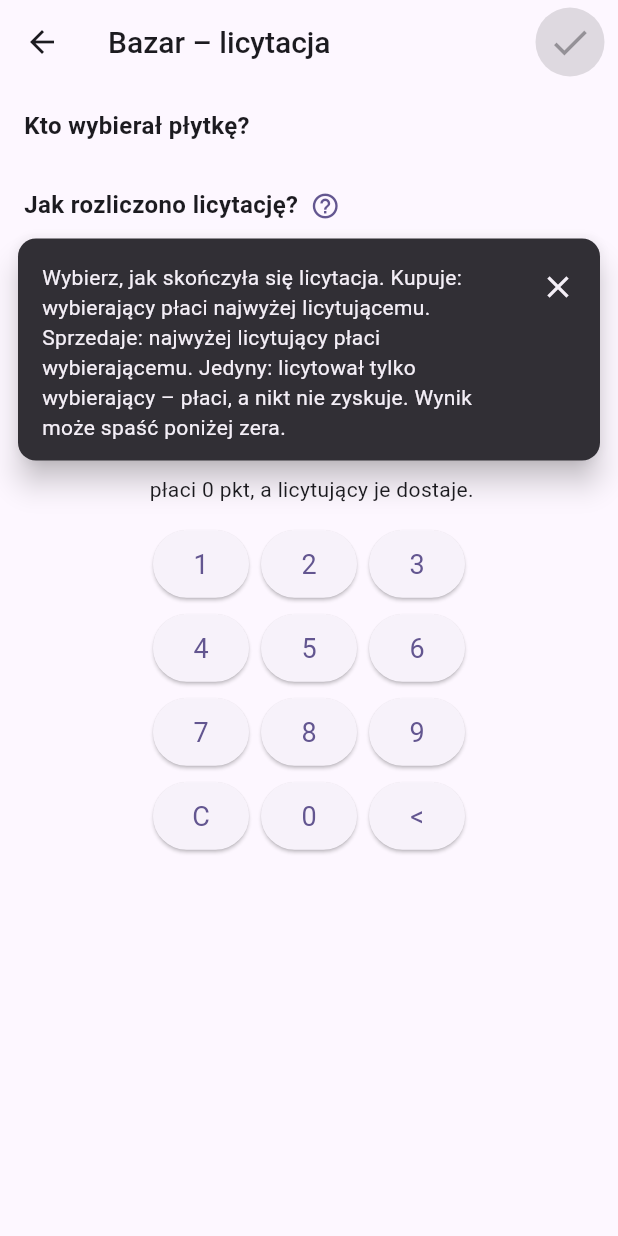
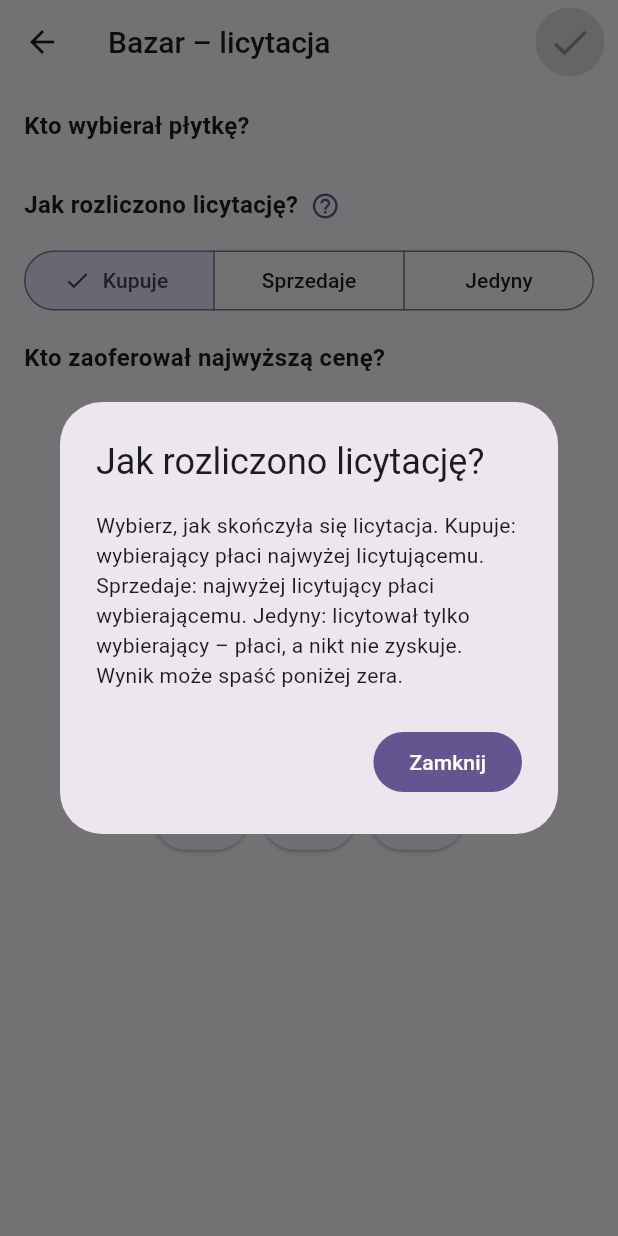
Before and after one commit to WGFizban/CC_NEW, a Flutter app: the BazaarScreen screen opened directly with empty values, after a tap on the "help outline" icon, on a phone screen of 412 x 824 dp. Run offline on Flutter 3.47's test engine with Material 3 defaults, Android fonts, the phone set to English and light mode, and no system bars; our stand-ins replace flutter_colorpicker, flutter_svg, shared_preferences, wakelock_plus; accounts and stored records are empty; generated files the repository leaves out were written again.

Commit message:
Cofnięcie zmiany podpowiedzi (rozważana tylko hipotetycznie)
Co-Authored-By: Claude Sonnet 5.5 <noreply@anthropic.com>
Claude-Session: https://claude.ai/code/session_01P2QWxkXWwGKiSLABjDzL2r

```diff
--- a/lib/screens/history_screen.dart
+++ b/lib/screens/history_screen.dart
@@ -53,11 +53,9 @@ class _HistoryScreenState extends State<HistoryScreen> {
     final text = e.category ?? e.label;
     final type = e.scoringType;
     if (type == null) return Text(text);
-    return Builder(
-      builder: (ctx) => GestureDetector(
-        onTap: () => showHintBubble(ctx, message: text),
-        child: GameIcon(type.iconAsset, size: 28),
-      ),
+    return GestureDetector(
+      onTap: () => showHintDialog(context, message: text),
+      child: GameIcon(type.iconAsset, size: 28),
     );
   }
 
--- a/lib/widgets/info_hint.dart
+++ b/lib/widgets/info_hint.dart
@@ -2,94 +2,7 @@ import 'package:flutter/material.dart';
 
 import '../l10n/l10n.dart';
 
-/// Pokazuje podpowiedź jako dymek przy elemencie [context] (jak tooltip), który
-/// zostaje na ekranie, dopóki użytkownik nie zamknie go przyciskiem „×" albo
-/// nie stuknie w inne miejsce ekranu.
-void showHintBubble(
-  BuildContext context, {
-  required String message,
-  String? title,
-}) {
-  final overlay = Overlay.of(context);
-  final box = context.findRenderObject() as RenderBox?;
-  final overlayBox = overlay.context.findRenderObject() as RenderBox?;
-  if (box == null || overlayBox == null || !box.attached) {
-    showHintDialog(context, message: message, title: title);
-    return;
-  }
-  final anchor = box.localToGlobal(Offset.zero, ancestor: overlayBox);
-  final anchorRect = anchor & box.size;
-  final screen = overlayBox.size;
-  final theme = Theme.of(context);
-
-  late final OverlayEntry entry;
-  void close() => entry.remove();
-
-  entry = OverlayEntry(
-    builder: (ctx) {
-      const margin = 12.0;
-      final width = screen.width - 2 * margin;
-      // Dymek pod elementem, a gdy brakuje miejsca – nad nim.
-      final below = anchorRect.bottom < screen.height * 0.55;
-      return Stack(
-        children: [
-          Positioned.fill(
-            child: GestureDetector(
-              behavior: HitTestBehavior.opaque,
-              onTap: close,
-              child: const SizedBox.expand(),
-            ),
-          ),
-          Positioned(
-            left: margin,
-            width: width,
-            top: below ? anchorRect.bottom + 4 : null,
-            bottom: below ? null : screen.height - anchorRect.top + 4,
-            child: Material(
-              elevation: 8,
-              borderRadius: BorderRadius.circular(12),
-              color: theme.colorScheme.inverseSurface,
-              child: ConstrainedBox(
-                constraints: BoxConstraints(maxHeight: screen.height * 0.45),
-                child: Padding(
-                  padding: const EdgeInsets.fromLTRB(16, 8, 4, 12),
-                  child: Row(
-                    crossAxisAlignment: CrossAxisAlignment.start,
-                    children: [
-                      Expanded(
-                        child: SingleChildScrollView(
-                          padding: const EdgeInsets.only(top: 8),
-                          child: Text(
-                            message,
-                            style: TextStyle(
-                              color: theme.colorScheme.onInverseSurface,
-                            ),
-                          ),
-                        ),
-                      ),
-                      IconButton(
-                        onPressed: close,
-                        tooltip: ctx.l10n.close,
-                        icon: Icon(
-                          Icons.close,
-                          color: theme.colorScheme.onInverseSurface,
-                        ),
-                      ),
-                    ],
-                  ),
-                ),
-              ),
-            ),
-          ),
-        ],
-      );
-    },
-  );
-  overlay.insert(entry);
-}
-
-/// Podpowiedź jako okno nad ekranem (zamykane przyciskiem). Używane, gdy nie
-/// ma elementu, przy którym można pokazać dymek.
+/// Pokazuje podpowiedź jako okno nad ekranem, które użytkownik zamyka sam.
 Future<void> showHintDialog(
   BuildContext context, {
   required String message,
@@ -120,7 +33,7 @@ class InfoHint extends StatelessWidget {
   @override
   Widget build(BuildContext context) {
     return InkResponse(
-      onTap: () => showHintBubble(context, message: message, title: title),
+      onTap: () => showHintDialog(context, message: message, title: title),
       radius: 20,
       child: Padding(
         padding: const EdgeInsets.all(8),
```
